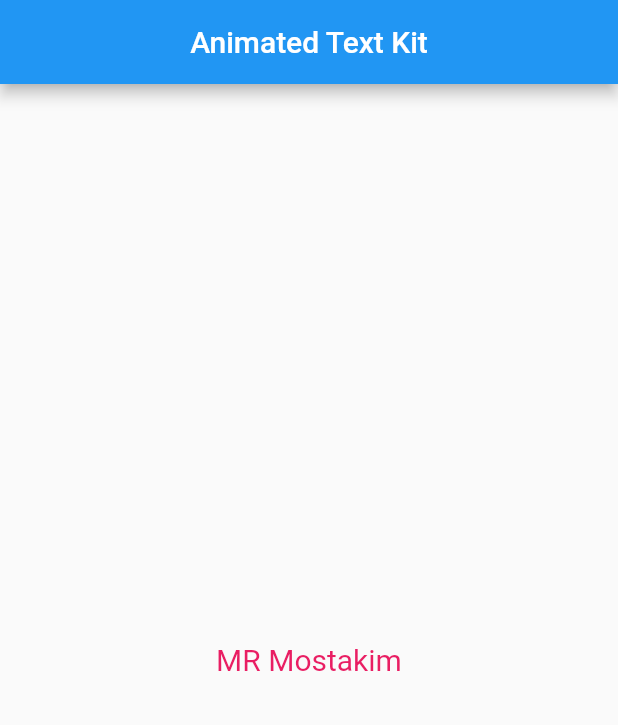
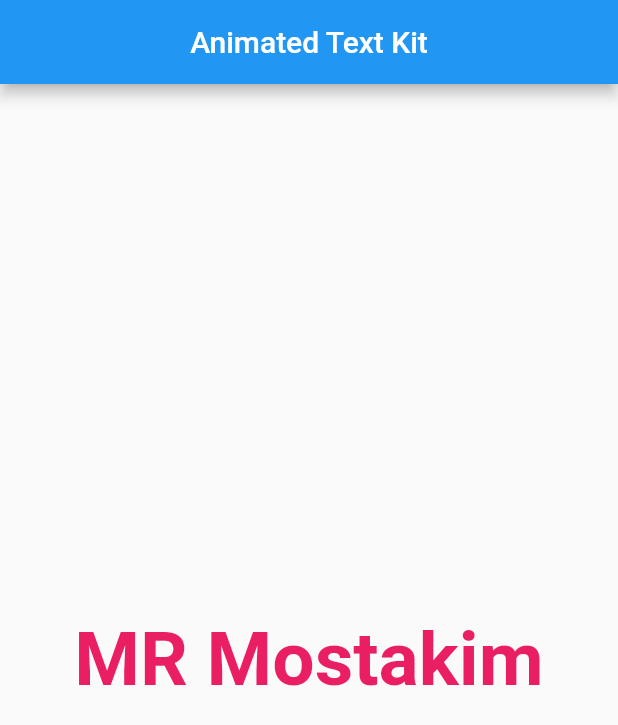
Before and after one commit to MRMostakim1406204/AnimatedTextKit-Widget, a Flutter app: the screen it shows after launch, on a phone screen of 412 x 824 dp. Shown: the top 725 px of the screen. Run offline on Flutter 3.47's test engine with Material 2 defaults, Android fonts, the phone set to English and light mode, and no system bars; drawn by our look-alikes of animated_text_kit.

Commit message:
AnimatedTextKit NEW ADD-Widget

```diff
--- a/lib/homePage.dart
+++ b/lib/homePage.dart
@@ -12,6 +12,13 @@ class _HomePageState extends State<HomePage> {
 
   @override
   Widget build(BuildContext context) {
+
+   const colorizeColors =[
+    Colors.pink,Colors.greenAccent,Colors.deepOrange,Colors.blue,Colors.red,
+   ];
+   const colorizeTextStyle = TextStyle(fontSize: 50,fontWeight: FontWeight.bold);
+
+
     return Scaffold(
       appBar: AppBar(
         title: Text('Animated Text Kit'),
@@ -20,9 +27,9 @@ class _HomePageState extends State<HomePage> {
       body: SafeArea(child: Center(
         child: AnimatedTextKit(
           animatedTexts: [
-            WavyAnimatedText("MR Mostakim",textStyle: TextStyle(
-              fontSize: 20,color: Colors.pink
-            ),speed: Duration(milliseconds: 500),
+            ColorizeAnimatedText("MR Mostakim",textStyle: colorizeTextStyle,
+            colors:colorizeColors,
+            speed: Duration(milliseconds: 1000),
             //textAlign: TextAlign.end
             )
 
```
Also changed, not shown: lib/new style.dart (added).
